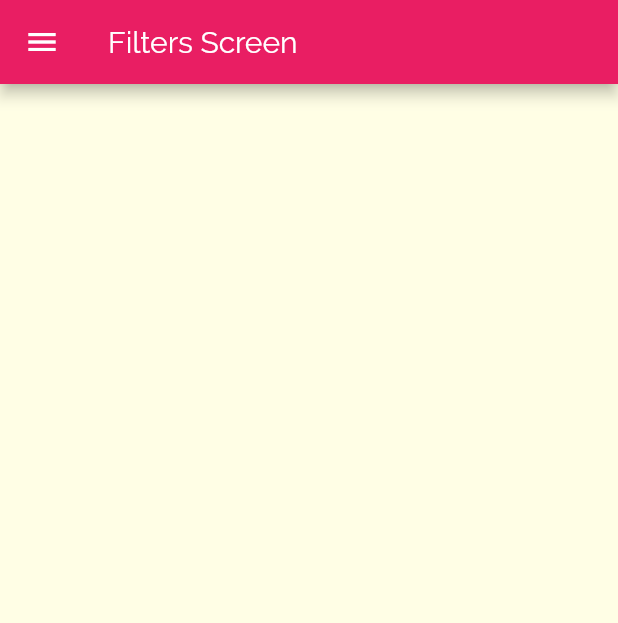
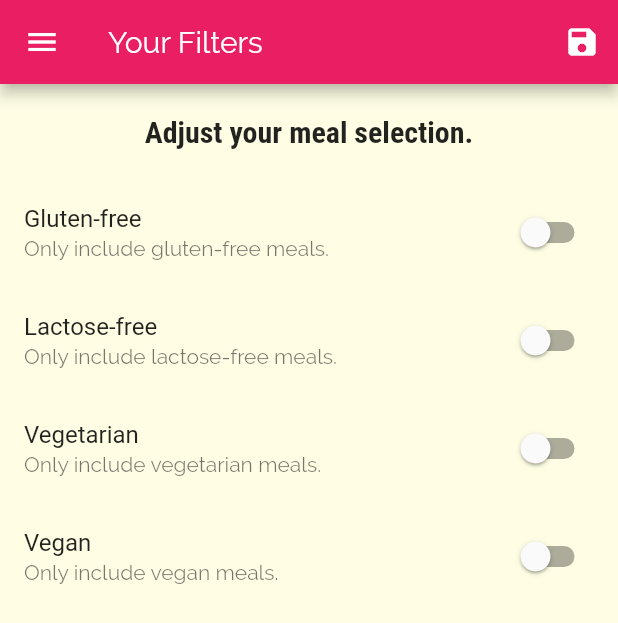
Before and after one commit to luteh/meals_app, a Flutter app: the FiltersScreen screen opened by its route, on a phone screen of 412 x 824 dp. Shown: the top 623 px of the screen. Run offline on Flutter 3.47's test engine with Material 2 defaults, Android fonts, the phone set to English and light mode, and no system bars.

Commit message:
Adding Filter Switches & Adding Filtering Logic & Adding a "Mark as Favorite" Feature

```diff
--- a/lib/main.dart
+++ b/lib/main.dart
@@ -5,9 +5,67 @@ import 'package:meals_app/screens/filters_screen.dart';
 import 'package:meals_app/screens/meal_detail_screen.dart';
 import 'package:meals_app/screens/tabs_screen.dart';
 
+import 'dummy_data.dart';
+import 'models/meal.dart';
+
 void main() => runApp(MyApp());
 
-class MyApp extends StatelessWidget {
+class MyApp extends StatefulWidget {
+  @override
+  _MyAppState createState() => _MyAppState();
+}
+
+class _MyAppState extends State<MyApp> {
+  Map<String, bool> _filters = {
+    'gluten': false,
+    'lactose': false,
+    'vegan': false,
+    'vegetarian': false,
+  };
+  List<Meal> _availableMeals = DUMMY_MEALS;
+  List<Meal> _favoriteMeals = [];
+
+  void _setFilters(Map<String, bool> filterData) {
+    setState(() {
+      _filters = filterData;
+
+      _availableMeals = DUMMY_MEALS.where((meal) {
+        if (_filters['gluten'] && !meal.isGlutenFree) {
+          return false;
+        }
+        if (_filters['lactose'] && !meal.isLactoseFree) {
+          return false;
+        }
+        if (_filters['vegan'] && !meal.isVegan) {
+          return false;
+        }
+        if (_filters['vegetarian'] && !meal.isVegetarian) {
+          return false;
+        }
+        return true;
+      }).toList();
+    });
+  }
+
+  void _toggleFavorite(String mealId) {
+    final existingIndex = _favoriteMeals.indexWhere((meal) => meal.id == mealId);
+    if (existingIndex >= 0) {
+      setState(() {
+        _favoriteMeals.removeAt(existingIndex);
+      });
+    } else {
+      setState(() {
+        _favoriteMeals.add(
+          DUMMY_MEALS.firstWhere((meal) => meal.id == mealId),
+        );
+      });
+    }
+  }
+
+  bool _isMealFavorite(String id) {
+    return _favoriteMeals.any((meal) => meal.id == id);
+  }
+
   @override
   Widget build(BuildContext context) {
     return MaterialApp(
@@ -33,10 +91,10 @@ class MyApp extends StatelessWidget {
 //      home: CategoriesScreen(),
       initialRoute: '/',
       routes: {
-        '/': (ctx) => TabsScreen(),
-        CategoryMealsScreen.ROUTE_NAME: (ctx) => CategoryMealsScreen(),
-        MealDetailScreen.ROUTE_NAME: (ctx) => MealDetailScreen(),
-        FiltersScreen.ROUTE_NAME: (ctx) => FiltersScreen(),
+        '/': (ctx) => TabsScreen(_favoriteMeals),
+        CategoryMealsScreen.ROUTE_NAME: (ctx) => CategoryMealsScreen(_availableMeals),
+        MealDetailScreen.ROUTE_NAME: (ctx) => MealDetailScreen(_toggleFavorite, _isMealFavorite),
+        FiltersScreen.ROUTE_NAME: (ctx) => FiltersScreen(_filters, _setFilters),
       },
       // ignore: missing_return
       onGenerateRoute: (settings) {
--- a/lib/screens/category_meals_screen.dart
+++ b/lib/screens/category_meals_screen.dart
@@ -8,6 +8,9 @@ import 'package:meals_app/widgets/meal_item.dart';
 ///
 class CategoryMealsScreen extends StatefulWidget {
   static const String ROUTE_NAME = '/category-meals';
+  final List<Meal> availableMeals;
+
+  CategoryMealsScreen(this.availableMeals);
 
   @override
   _CategoryMealsScreenState createState() => _CategoryMealsScreenState();
@@ -24,7 +27,7 @@ class _CategoryMealsScreenState extends State<CategoryMealsScreen> {
       final routeArgs = ModalRoute.of(context).settings.arguments as Map<String, String>;
       categoryTitle = routeArgs['title'];
       final categoryId = routeArgs['id'];
-      displayedMeals = DUMMY_MEALS.where((meal) {
+      displayedMeals = widget.availableMeals.where((meal) {
         return meal.categories.contains(categoryId);
       }).toList();
       _loadedInitData = true;
--- a/lib/screens/filters_screen.dart
+++ b/lib/screens/filters_screen.dart
@@ -4,17 +4,135 @@ import 'package:meals_app/widgets/main_drawer.dart';
 ///
 /// Created by Luthfan Maftuh on 1/22/2020.
 ///
-class FiltersScreen extends StatelessWidget {
+class FiltersScreen extends StatefulWidget {
   static const ROUTE_NAME = '/filters-screen';
+
+  final Function saveFilters;
+  final Map<String, bool> currentFilters;
+
+  FiltersScreen(this.currentFilters, this.saveFilters);
+
+  @override
+  _FiltersScreenState createState() => _FiltersScreenState();
+}
+
+class _FiltersScreenState extends State<FiltersScreen> {
+  bool _glutenFree = false;
+  bool _vegetarian = false;
+  bool _vegan = false;
+  bool _lactoseFree = false;
+
+  @override
+  initState() {
+    _glutenFree = widget.currentFilters['gluten'];
+    _lactoseFree = widget.currentFilters['lactose'];
+    _vegetarian = widget.currentFilters['vegetarian'];
+    _vegan = widget.currentFilters['vegan'];
+    super.initState();
+  }
+
+  Widget _buildSwitchListTile(
+    String title,
+    String description,
+    bool currentValue,
+    Function updateValue,
+  ) {
+    return SwitchListTile(
+      title: Text(title),
+      value: currentValue,
+      subtitle: Text(
+        description,
+      ),
+      onChanged: updateValue,
+    );
+  }
 
   @override
   Widget build(BuildContext context) {
     return Scaffold(
       appBar: AppBar(
-        title: Text('Filters Screen'),
+        title: Text('Your Filters'),
+        actions: <Widget>[
+          IconButton(
+            icon: Icon(Icons.save),
+            onPressed: () {
+              final selectedFilters = {
+                'gluten': _glutenFree,
+                'lactose': _lactoseFree,
+                'vegan': _vegan,
+                'vegetarian': _vegetarian,
+              };
+              widget.saveFilters(selectedFilters);
+            },
+          )
+        ],
       ),
       drawer: MainDrawer(),
-      body: Container(),
+      body: Column(
+        children: <Widget>[
+          Container(
+            padding: EdgeInsets.all(20),
+            child: Text(
+              'Adjust your meal selection.',
+              style: Theme.of(context).textTheme.title,
+            ),
+          ),
+          Expanded(
+            child: ListView(
+              children: <Widget>[
+                _buildSwitchListTile(
+                  'Gluten-free',
+                  'Only include gluten-free meals.',
+                  _glutenFree,
+                  (newValue) {
+                    setState(
+                      () {
+                        _glutenFree = newValue;
+                      },
+                    );
+                  },
+                ),
+                _buildSwitchListTile(
+                  'Lactose-free',
+                  'Only include lactose-free meals.',
+                  _lactoseFree,
+                  (newValue) {
+                    setState(
+                      () {
+                        _lactoseFree = newValue;
+                      },
+                    );
+                  },
+                ),
+                _buildSwitchListTile(
+                  'Vegetarian',
+                  'Only include vegetarian meals.',
+                  _vegetarian,
+                  (newValue) {
+                    setState(
+                      () {
+                        _vegetarian = newValue;
+                      },
+                    );
+                  },
+                ),
+                _buildSwitchListTile(
+                  'Vegan',
+                  'Only include vegan meals.',
+                  _vegan,
+                  (newValue) {
+                    setState(
+                      () {
+                        _vegan = newValue;
+                      },
+                    );
+                  },
+                )
+              ],
+            ),
+          ),
+        ],
+      ),
     );
   }
 }
--- a/lib/widgets/meal_item.dart
+++ b/lib/widgets/meal_item.dart
@@ -59,7 +59,7 @@ class MealItem extends StatelessWidget {
     )
         .then((result) {
       if (result != null) {
-        removeItem(result);
+//        removeItem(result);
       }
     });
   }
```
Also changed, not shown: lib/screens/favorites_screen.dart (+25 -3 lines), lib/screens/meal_detail_screen.dart (+21 -16 lines), lib/screens/tabs_screen.dart (+13 -4 lines).
